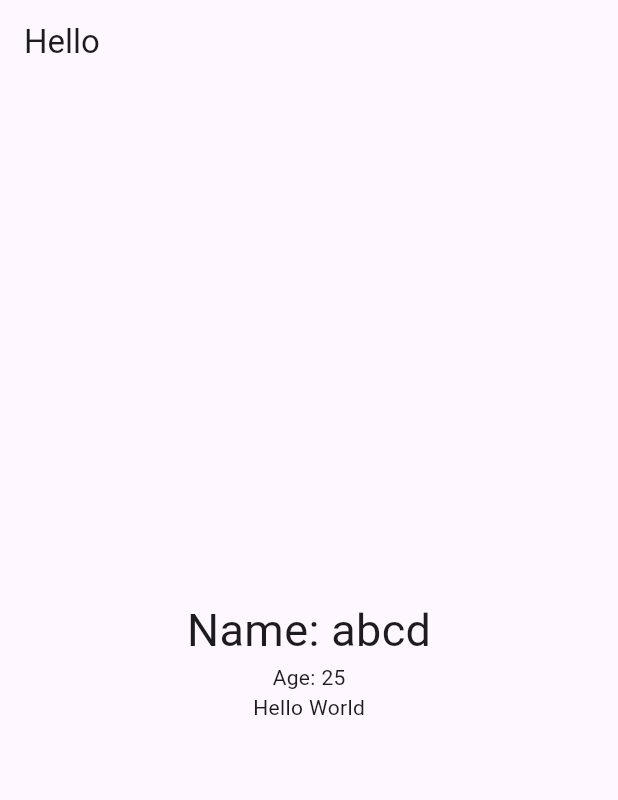
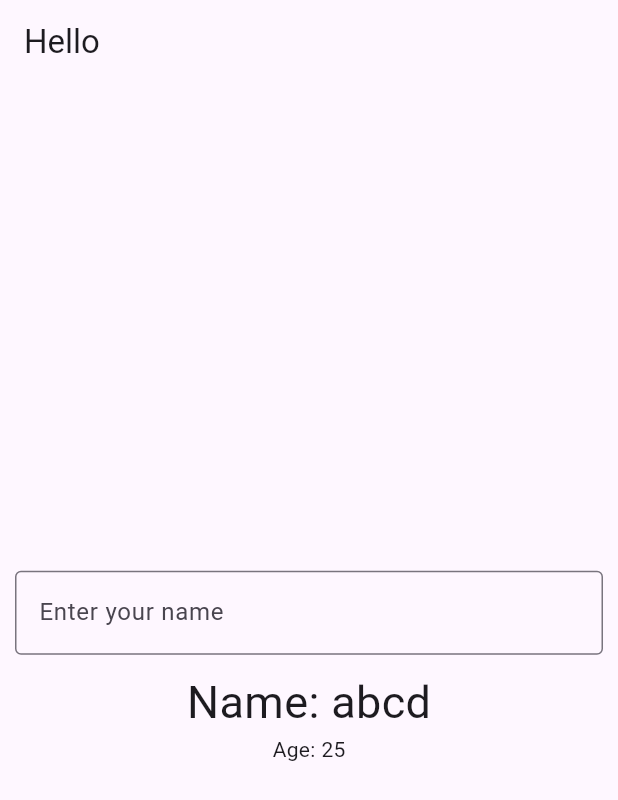
Before and after one commit to longphu753951/flutter-learn, a Flutter app: the screen it shows after launch, on a phone screen of 412 x 824 dp. Shown: the top 800 px of the screen. Run offline on Flutter 3.47's test engine with Material 3 defaults, Android fonts, the phone set to English and light mode, and no system bars.

Commit message:
Update main.dart

```diff
--- a/lib/main.dart
+++ b/lib/main.dart
@@ -49,9 +49,17 @@ class _MyAppState extends State<MyApp> {
           child: Column (
             mainAxisAlignment: MainAxisAlignment.center,
             children: <Widget>[
+              Container(
+                margin: const EdgeInsets.all(10),
+                child: TextField(
+                  decoration: const InputDecoration(
+                    border: OutlineInputBorder(),
+                    labelText: 'Enter your name',
+                  ),
+                ),
+              ),
               Text('Name: ${widget.name}', style: const TextStyle(fontSize: 30)),
               Text('Age: ${widget.age}'),
-              Text('Hello World'),
             ]
           )
         ),
```
